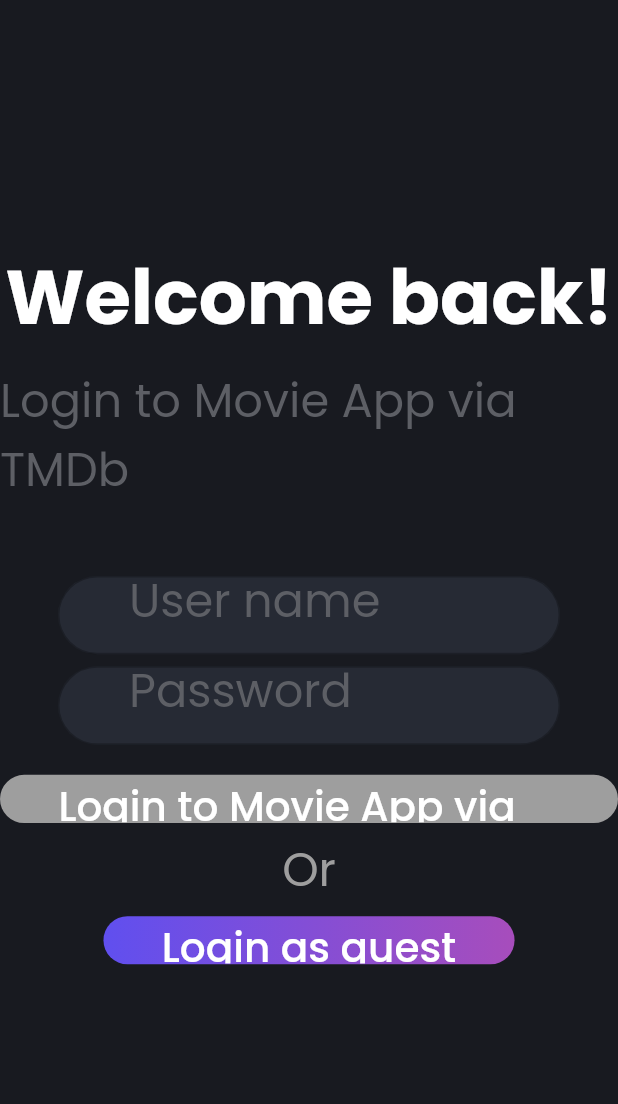
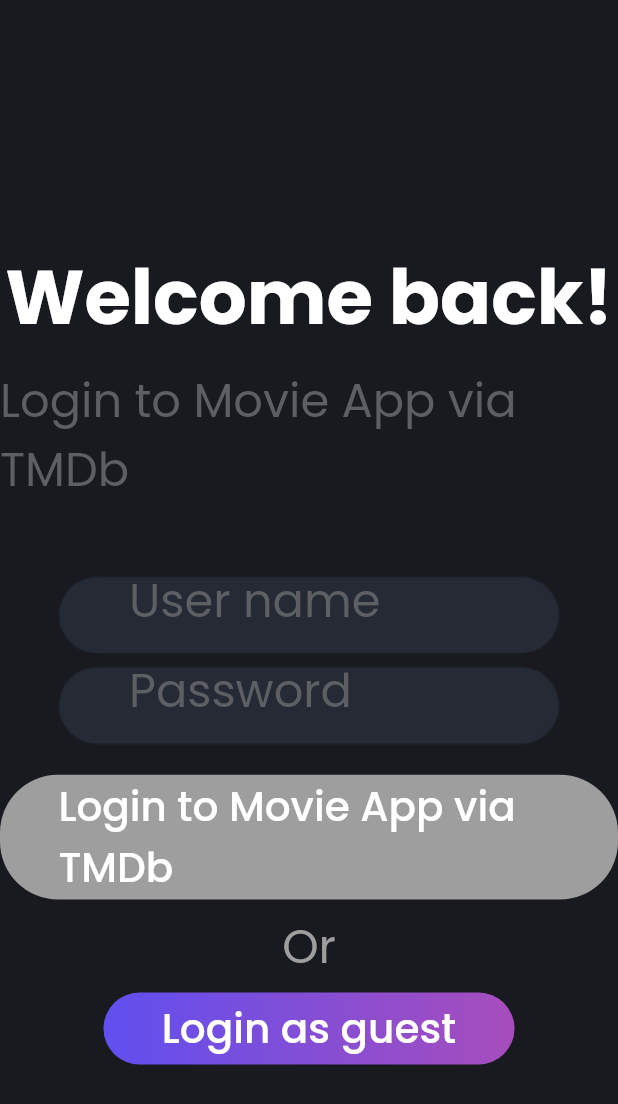
Before and after one commit to quanghung196/TheMovieDB, a Flutter app: the screen it shows after launch, on a phone screen of 412 x 824 dp. Shown: the top 1104 px of the screen. Run offline on Flutter 3.47's test engine with Material 2 defaults, Android fonts, the phone set to English and light mode, and no system bars; our stand-ins replace bloc, cached_network_image, dartz, equatable, flare_flutter, flutter_bloc and 10 more; missing offline and left inert: wiredash; accounts and stored records are empty.

```diff
--- a/lib/presentation/widgets/app_button.dart
+++ b/lib/presentation/widgets/app_button.dart
@@ -28,7 +28,6 @@ class AppButton extends StatelessWidget {
           borderRadius: BorderRadius.circular(Sizes.dimen_20.w)),
       duration: const Duration(milliseconds: 200),
       curve: Curves.easeIn,
-      height: Sizes.dimen_16.h,
       padding: EdgeInsets.symmetric(horizontal: Sizes.dimen_16.w),
       child: TextButton(
         onPressed: onButtonPressed,
```
Also changed, not shown: pubspec.lock, 1 other file.
